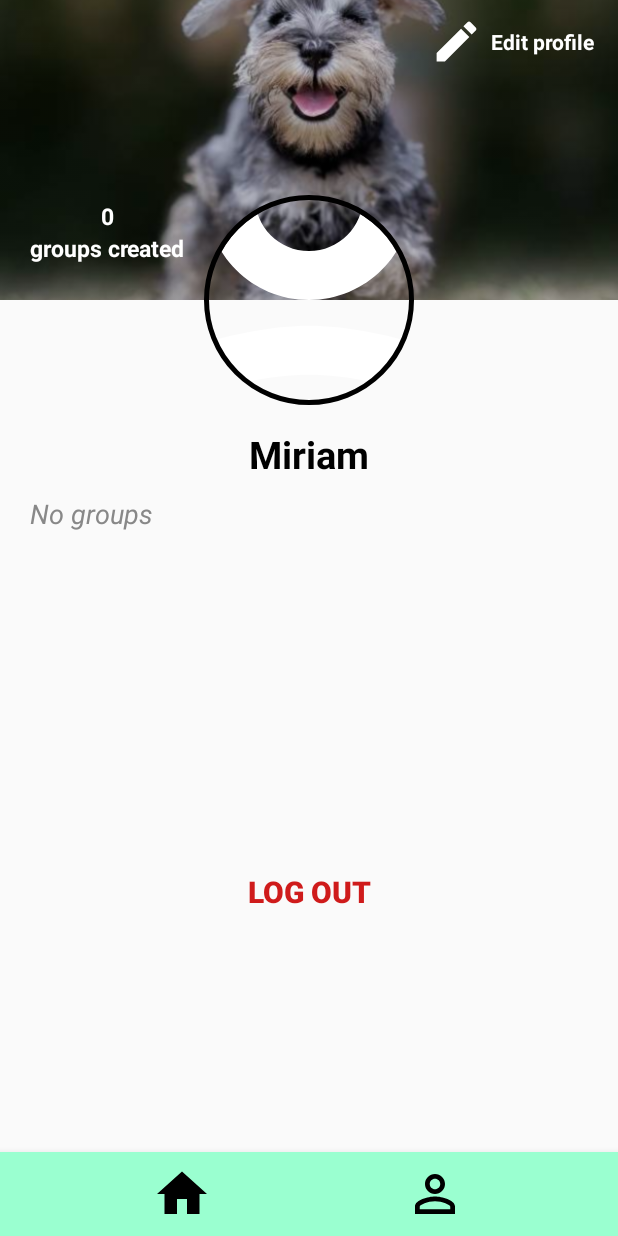
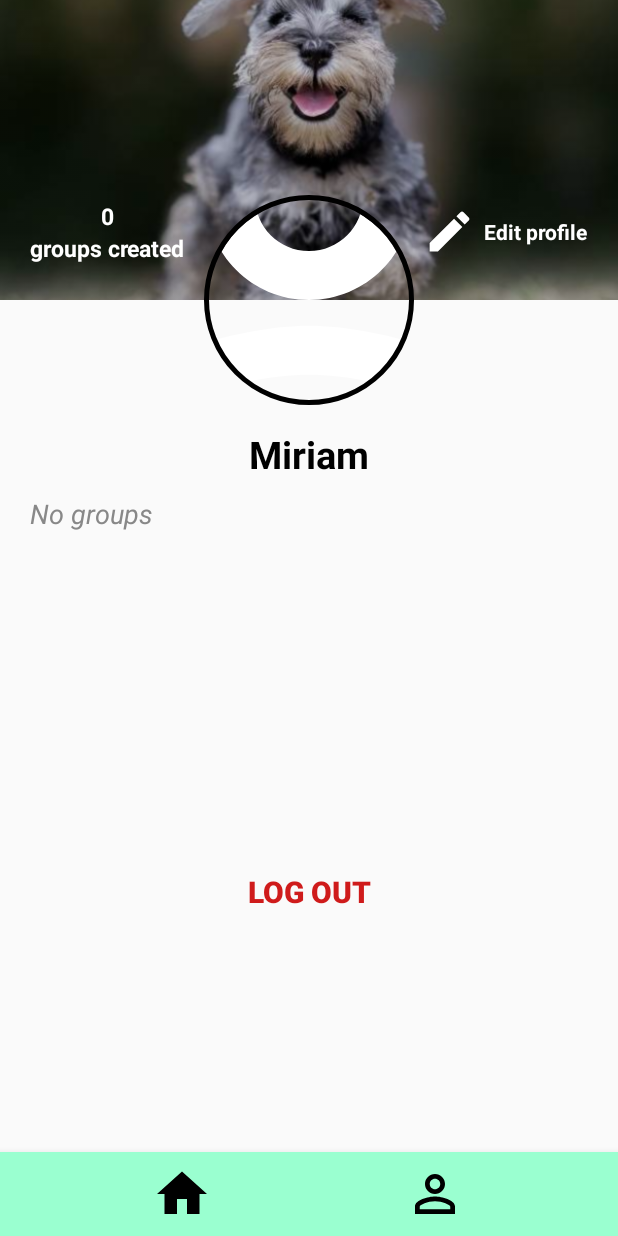
Before and after one commit to GrupyApp/GrupyApp, an Android app: the screen it shows after launch once a user with an empty profile is signed in (HomeActivity), item 2 of the bottom bar chosen, on a phone screen of 412 x 824 dp. Run offline under Robolectric (Android 15) with nearby library versions, the phone set to English and light mode, and no system bars; our stand-ins replace CircleImageView, Firebase (no records; nobody signed in at launch, a user with empty details on screens opened directly), Picasso; libraries missing offline, so code that uses them is left out: dmax.dialog; 1 statement that could not run was skipped.

Commit message:
Fixed edit profile button not working

```diff
--- a/app/src/main/res/layout/fragment_profile.xml
+++ b/app/src/main/res/layout/fragment_profile.xml
@@ -84,9 +84,9 @@
                     android:layout_height="wrap_content"
                     android:orientation="horizontal"
                     android:gravity="center"
-                    android:layout_gravity="right"
-                    android:layout_marginRight="15dp"
-                    android:layout_marginTop="10dp">
+                    android:layout_gravity="center|right"
+                    android:layout_marginRight="20dp"
+                    android:layout_marginBottom="5dp">
 
                     <ImageView
                         android:layout_width="35dp"
```
Also changed, not shown: app/src/main/res/menu/main_menu.xml (deleted, +0 -8 lines).
